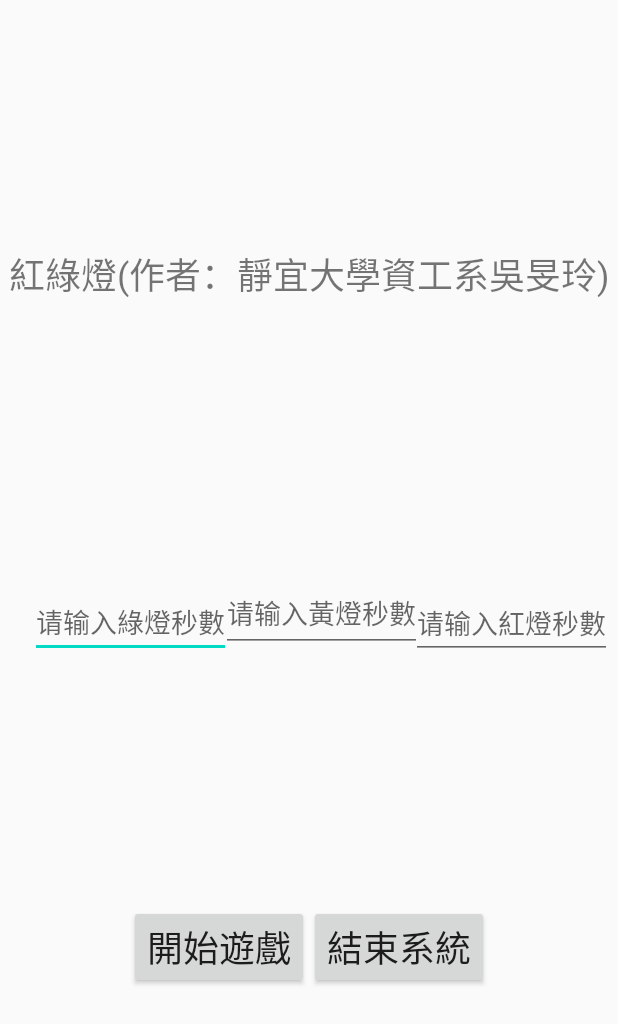
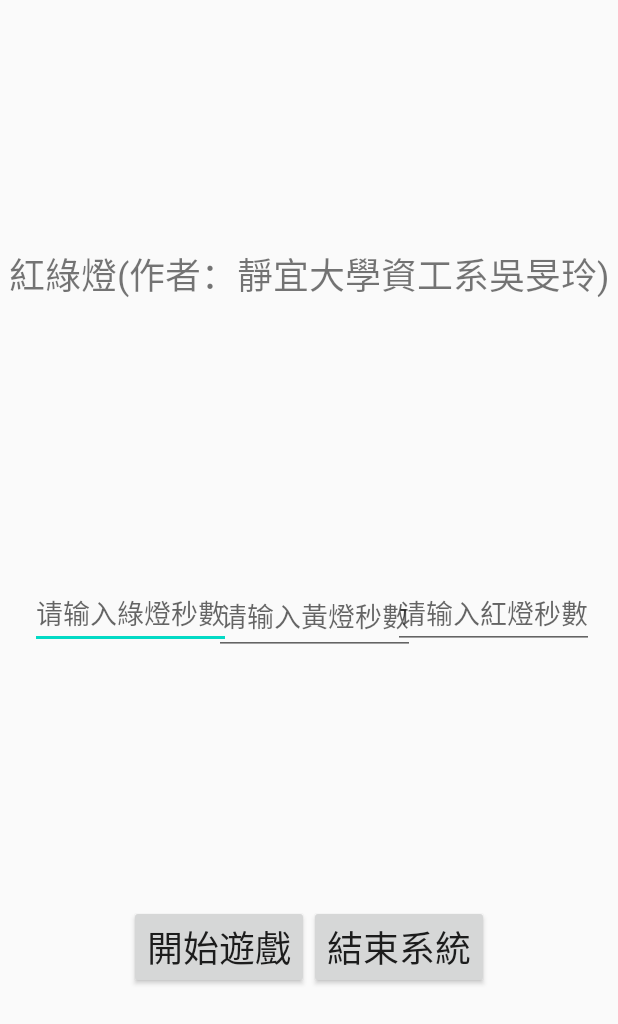
Before and after one commit to s1040345/TrafficLight, an Android app: the layout activity_main.xml on its own in the app's theme, with its tools: preview values and no code run, on a phone screen of 412 x 824 dp. Shown: the top 1024 px of the screen. Run offline under Robolectric (Android 15) with nearby library versions, the phone set to English and light mode, and no system bars.

Commit message:
2020上機考版本3(吳旻玲)

```diff
--- a/app/src/main/java/tw/edu/pu/csie/s1040345/trafficlight/GameActivity.java
+++ b/app/src/main/java/tw/edu/pu/csie/s1040345/trafficlight/GameActivity.java
@@ -51,7 +51,7 @@ public class GameActivity extends AppCompatActivity {
     }
     //利用手指觸控，控制小男孩走路
     public boolean onTouchEvent (MotionEvent event){
-        if (event.getAction() == MotionEvent.ACTION_DOWN){
+        if (event.getAction() == MotionEvent.ACTION_MOVE){
             GameSV.BoyMoving = true;
             handler.post(runnable);
         }
--- a/app/src/main/java/tw/edu/pu/csie/s1040345/trafficlight/MainActivity.java
+++ b/app/src/main/java/tw/edu/pu/csie/s1040345/trafficlight/MainActivity.java
@@ -38,7 +38,6 @@ public class MainActivity extends AppCompatActivity {
         Intent it = new Intent();
         it.setClass(this, GameActivity.class);
         startActivity(it);
-        finish();
     }
 
     public void EndApp(View v){
--- a/app/src/main/res/layout/activity_main.xml
+++ b/app/src/main/res/layout/activity_main.xml
@@ -39,7 +39,7 @@
         app:layout_constraintBottom_toTopOf="@+id/gl2"
         app:layout_constraintStart_toStartOf="@+id/guideline"
         app:layout_constraintTop_toTopOf="@+id/gl1"
-        app:layout_constraintVertical_bias="0.506" />
+        app:layout_constraintVertical_bias="0.492" />
 
     <EditText
         android:id="@+id/yellow"
@@ -49,22 +49,22 @@
         android:hint="请输入黃燈秒數"
         app:layout_constraintBottom_toTopOf="@+id/gl2"
         app:layout_constraintEnd_toStartOf="@+id/red"
-        app:layout_constraintHorizontal_bias="0.482"
+        app:layout_constraintHorizontal_bias="0.439"
         app:layout_constraintStart_toEndOf="@+id/green"
         app:layout_constraintTop_toTopOf="@+id/gl1"
-        app:layout_constraintVertical_bias="0.493" />
+        app:layout_constraintVertical_bias="0.498" />
 
     <EditText
         android:id="@+id/red"
         android:layout_width="0dp"
         android:layout_height="wrap_content"
-        android:layout_marginEnd="4dp"
+        android:layout_marginEnd="16dp"
         android:layout_weight="1"
         android:hint="请输入紅燈秒數"
         app:layout_constraintBottom_toTopOf="@+id/gl2"
         app:layout_constraintEnd_toEndOf="parent"
         app:layout_constraintTop_toTopOf="@+id/gl1"
-        app:layout_constraintVertical_bias="0.507" />
+        app:layout_constraintVertical_bias="0.492" />
 
     <Button
         android:id="@+id/btnStart"
@@ -96,5 +96,25 @@
         android:orientation="vertical"
         app:layout_constraintGuide_begin="20dp" />
 
+    <androidx.constraintlayout.widget.Guideline
+        android:id="@+id/guideline2"
+        android:layout_width="wrap_content"
+        android:layout_height="wrap_content"
+        android:orientation="vertical"
+        app:layout_constraintGuide_begin="20dp" />
+
+    <androidx.constraintlayout.widget.Barrier
+        android:id="@+id/barrier"
+        android:layout_width="wrap_content"
+        android:layout_height="wrap_content"
+        app:barrierDirection="left" />
+
+    <androidx.constraintlayout.widget.Guideline
+        android:id="@+id/guideline3"
+        android:layout_width="wrap_content"
+        android:layout_height="wrap_content"
+        android:orientation="vertical"
+        app:layout_constraintGuide_begin="20dp" />
+
 
 </androidx.constraintlayout.widget.ConstraintLayout>
```
